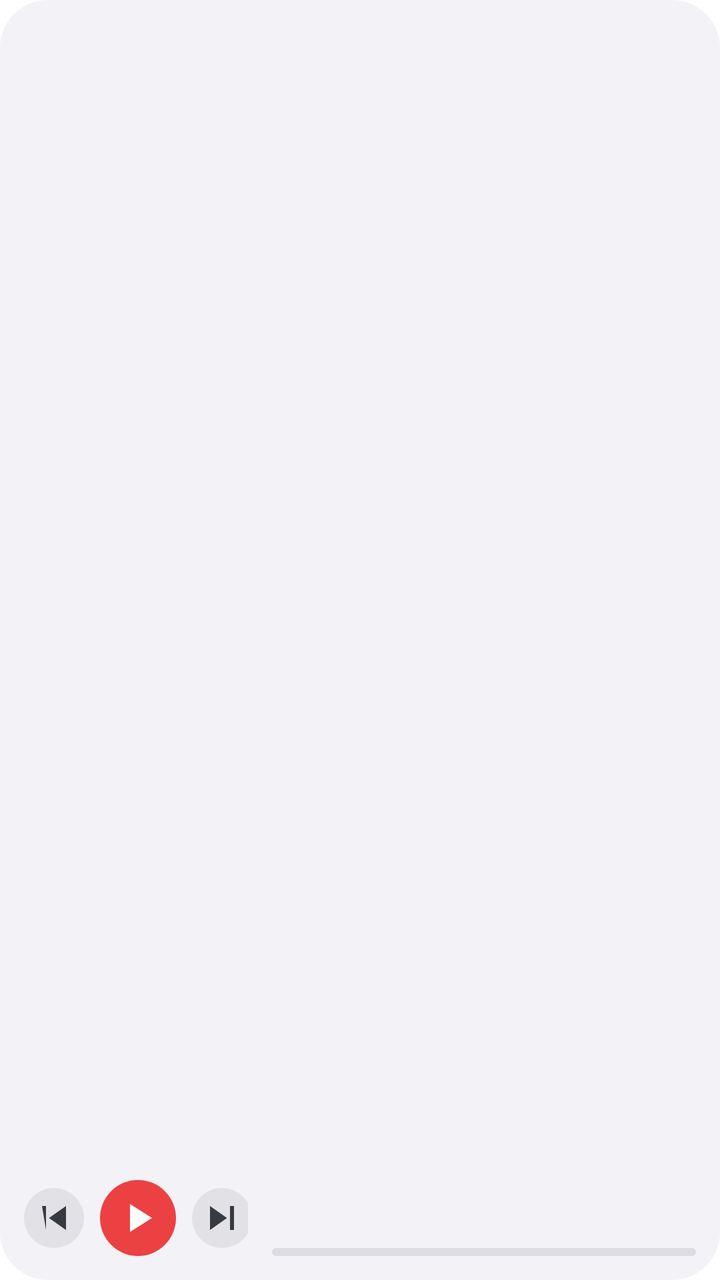
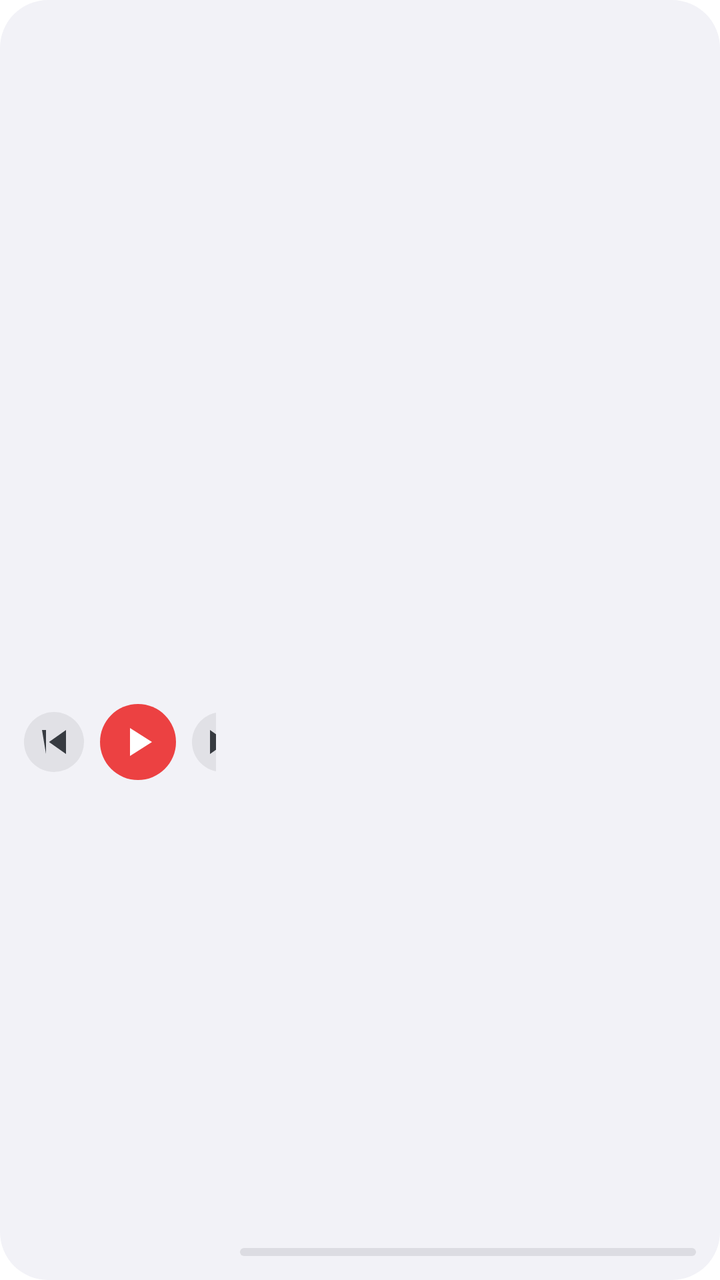

The first picture is an Android layout as it rendered before a commit; the second is the same layout after the commit. The layout source and the unified diff follow.
<!-- AndroidManifest.xml: fallback theme Theme.MaterialComponents.DayNight.NoActionBar -->
<!-- res/layout/player_widget_lyric.xml -->
<?xml version="1.0" encoding="utf-8"?>
<LinearLayout xmlns:android="http://schemas.android.com/apk/res/android"
    android:id="@+id/root"
    android:layout_width="match_parent"
    android:layout_height="match_parent"
    android:orientation="horizontal"
    android:background="@drawable/widget_bg"
    android:padding="12dp">

    
    <LinearLayout
        android:layout_width="112dp"
        android:layout_height="match_parent"
        android:orientation="vertical"
        android:gravity="center_horizontal">

        <ImageView
            android:id="@+id/cover"
            android:layout_width="match_parent"
            android:layout_height="0dp"
            android:layout_weight="1"
            android:scaleType="fitCenter"
            android:contentDescription="@string/widget_label" />

        <LinearLayout
            android:layout_width="wrap_content"
            android:layout_height="wrap_content"
            android:layout_marginTop="6dp"
            android:orientation="horizontal"
            android:gravity="center_vertical">

            <ImageButton
                android:id="@+id/btnPrev"
                android:layout_width="30dp"
                android:layout_height="30dp"
                android:background="@drawable/widget_btn_circle"
                android:src="@drawable/ic_skip_previous"
                android:tint="@color/widget_icon"
                android:scaleType="centerInside"
                android:contentDescription="@string/widget_label" />

            <ImageButton
                android:id="@+id/btnPlay"
                android:layout_width="38dp"
                android:layout_height="38dp"
                android:layout_marginStart="8dp"
                android:layout_marginEnd="8dp"
                android:background="@drawable/widget_play_btn"
                android:src="@drawable/ic_play"
                android:scaleType="centerInside"
                android:contentDescription="@string/widget_label" />

            <ImageButton
                android:id="@+id/btnNext"
                android:layout_width="30dp"
                android:layout_height="30dp"
                android:background="@drawable/widget_btn_circle"
                android:src="@drawable/ic_skip_next"
                android:tint="@color/widget_icon"
                android:scaleType="centerInside"
                android:contentDescription="@string/widget_label" />
        </LinearLayout>
    </LinearLayout>

    
    <LinearLayout
        android:layout_width="0dp"
        android:layout_height="match_parent"
        android:layout_weight="1"
        android:layout_marginStart="12dp"
        android:orientation="vertical">

        <TextView
            android:id="@+id/songText"
            android:layout_width="match_parent"
            android:layout_height="wrap_content"
            android:textColor="@color/widget_text_primary"
            android:textSize="14sp"
            android:textStyle="bold"
            android:singleLine="true"
            android:ellipsize="marquee"
            android:marqueeRepeatLimit="marquee_forever" />

        <TextView
            android:id="@+id/artistText"
            android:layout_width="match_parent"
            android:layout_height="wrap_content"
            android:layout_marginTop="1dp"
            android:textColor="@color/widget_text_secondary"
            android:textSize="10.5sp"
            android:textStyle="italic"
            android:singleLine="true"
            android:ellipsize="end" />

        <LinearLayout
            android:layout_width="match_parent"
            android:layout_height="0dp"
            android:layout_weight="1"
            android:layout_marginTop="4dp"
            android:orientation="vertical"
            android:gravity="center_vertical">

            <TextView
                android:id="@+id/lyricLine1"
                android:layout_width="match_parent"
                android:layout_height="wrap_content"
                android:minHeight="14dp"
                android:textColor="@color/widget_lyric_far"
                android:textSize="11sp"
                android:singleLine="true"
                android:ellipsize="end" />

            <TextView
                android:id="@+id/lyricLine2"
                android:layout_width="match_parent"
                android:layout_height="wrap_content"
                android:layout_marginTop="2dp"
                android:minHeight="15dp"
                android:textColor="@color/widget_lyric_near"
                android:textSize="11.5sp"
                android:singleLine="true"
                android:ellipsize="end" />

            
            <TextView
                android:id="@+id/lyricLine3"
                android:layout_width="match_parent"
                android:layout_height="wrap_content"
                android:layout_marginTop="2dp"
                android:minHeight="17dp"
                android:textColor="@color/widget_text_primary"
                android:textSize="13sp"
                android:textStyle="bold"
                android:singleLine="true"
                android:ellipsize="end" />

            <TextView
                android:id="@+id/lyricLine4"
                android:layout_width="match_parent"
                android:layout_height="wrap_content"
                android:layout_marginTop="2dp"
                android:minHeight="15dp"
                android:textColor="@color/widget_lyric_near"
                android:textSize="11.5sp"
                android:singleLine="true"
                android:ellipsize="end" />

            <TextView
                android:id="@+id/lyricLine5"
                android:layout_width="match_parent"
                android:layout_height="wrap_content"
                android:layout_marginTop="2dp"
                android:minHeight="14dp"
                android:textColor="@color/widget_lyric_far"
                android:textSize="11sp"
                android:singleLine="true"
                android:ellipsize="end" />
        </LinearLayout>

        <ProgressBar
            android:id="@+id/progress"
            style="?android:attr/progressBarStyleHorizontal"
            android:layout_width="match_parent"
            android:layout_height="wrap_content"
            android:layout_marginTop="4dp"
            android:max="100"
            android:progress="0"
            android:progressDrawable="@drawable/widget_progress_drawable"
            android:maxHeight="4dp"
            android:minHeight="4dp" />
    </LinearLayout>
</LinearLayout>
<!-- resources referenced by this layout -->
<resources>
  <color name="widget_icon">#FF373B41</color>
  <color name="widget_lyric_far">#54202224</color>
  <color name="widget_lyric_near">#8C202224</color>
  <color name="widget_text_primary">#FF202224</color>
  <color name="widget_text_secondary">#92202224</color>
  <!-- drawable ic_play (drawable) -->
  <vector xmlns:android="http://schemas.android.com/apk/res/android"
      android:width="24dp"
      android:height="24dp"
      android:viewportWidth="24"
      android:viewportHeight="24"
      android:tint="#FFFFFF">
      <path
          android:fillColor="#FFFFFF"
          android:pathData="M8,5v14l11,-7z" />
  </vector>
  <!-- drawable ic_skip_next (drawable) -->
  <vector xmlns:android="http://schemas.android.com/apk/res/android"
      android:width="24dp"
      android:height="24dp"
      android:viewportWidth="24"
      android:viewportHeight="24"
      android:tint="#FFFFFF">
      <path
          android:fillColor="#FFFFFF"
          android:pathData="M6,18l8.5,-6L6,6v12z M16,6v12h2L18,6h-2z" />
  </vector>
  <!-- drawable ic_skip_previous (drawable) -->
  <vector xmlns:android="http://schemas.android.com/apk/res/android"
      android:width="24dp"
      android:height="24dp"
      android:viewportWidth="24"
      android:viewportHeight="24"
      android:tint="#FFFFFF">
      <path
          android:fillColor="#FFFFFF"
          android:pathData="M6,6h2v12L6,6z M9.5,12l8.5,6L18,6L9.5,12z" />
  </vector>
  <!-- drawable widget_bg (drawable) -->
  <?xml version="1.0" encoding="utf-8"?>
  <shape xmlns:android="http://schemas.android.com/apk/res/android"
      android:shape="rectangle">
      <solid android:color="@color/widget_card_start" />
      <corners android:radius="24dp" />
  </shape>
  <!-- drawable widget_btn_circle (drawable) -->
  <?xml version="1.0" encoding="utf-8"?>
  <shape xmlns:android="http://schemas.android.com/apk/res/android"
      android:shape="oval">
      <solid android:color="@color/widget_circle_btn" />
  </shape>
  <!-- drawable widget_play_btn (drawable) -->
  <?xml version="1.0" encoding="utf-8"?>
  <shape xmlns:android="http://schemas.android.com/apk/res/android"
      android:shape="oval">
      <solid android:color="#EC4142" />
  </shape>
  <!-- drawable widget_progress_drawable (drawable) -->
  <?xml version="1.0" encoding="utf-8"?>
  <layer-list xmlns:android="http://schemas.android.com/apk/res/android">
      <item android:id="@android:id/background">
          <shape android:shape="rectangle">
              <solid android:color="@color/widget_track" />
              <corners android:radius="3dp" />
          </shape>
      </item>
      <item android:id="@android:id/progress">
          <clip>
              <shape android:shape="rectangle">
                  <solid android:color="@color/widget_fill" />
                  <corners android:radius="3dp" />
              </shape>
          </clip>
      </item>
  </layer-list>
  <string name="widget_label">弦予播放</string>
  <color name="widget_card_start">#F2F2F7</color>
  <color name="widget_circle_btn">#14202224</color>
  <color name="widget_track">#1A20242B</color>
  <color name="widget_fill">#EC4142</color>
</resources>

<!-- the commit's change to res/layout/player_widget_lyric.xml (unified diff, before → after) -->
@@ -9,17 +9,16 @@
 
     
     <LinearLayout
-        android:layout_width="112dp"
+        android:layout_width="96dp"
         android:layout_height="match_parent"
         android:orientation="vertical"
-        android:gravity="center_horizontal">
+        android:gravity="center">
 
         <ImageView
             android:id="@+id/cover"
-            android:layout_width="match_parent"
-            android:layout_height="0dp"
-            android:layout_weight="1"
-            android:scaleType="fitCenter"
+            android:layout_width="96dp"
+            android:layout_height="96dp"
+            android:scaleType="centerCrop"
             android:contentDescription="@string/widget_label" />
 
         <LinearLayout
@@ -78,8 +77,7 @@
             android:textSize="14sp"
             android:textStyle="bold"
             android:singleLine="true"
-            android:ellipsize="marquee"
-            android:marqueeRepeatLimit="marquee_forever" />
+                android:ellipsize="end" />
 
         <TextView
             android:id="@+id/artistText"
